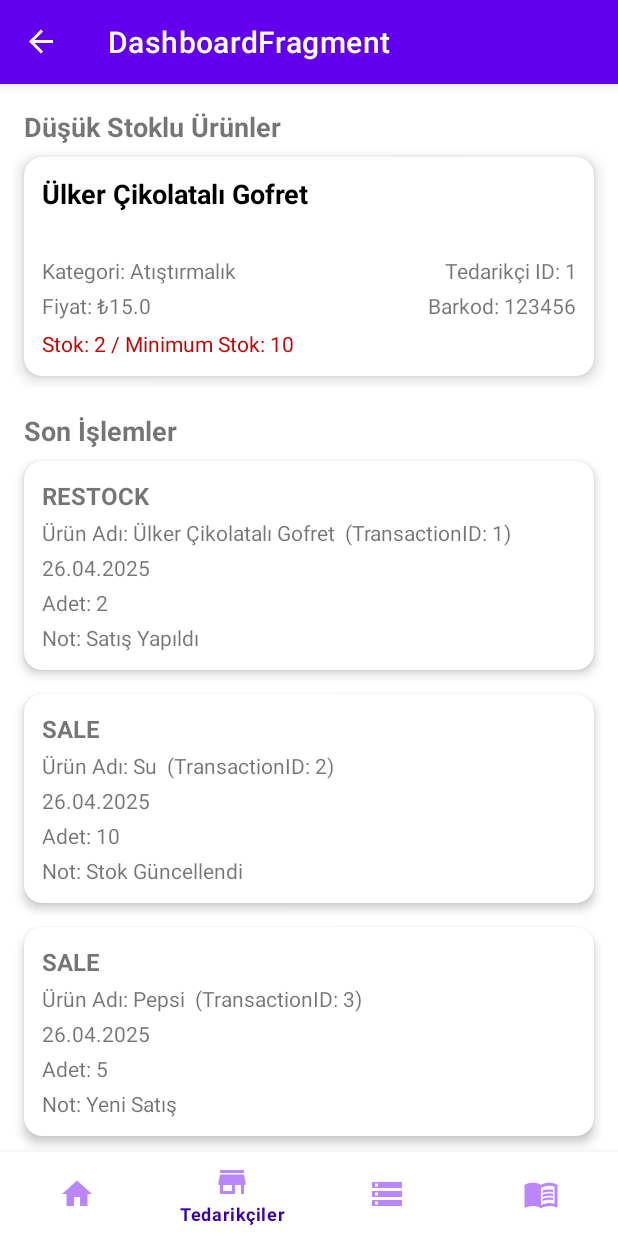
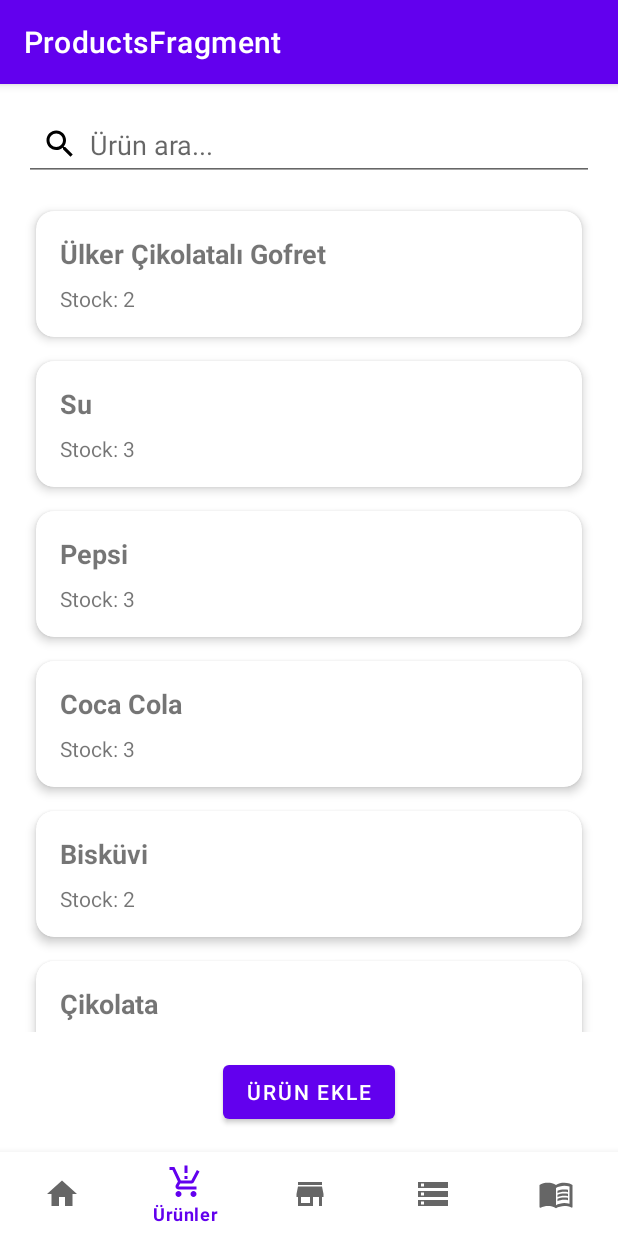
Before and after one commit to burakbasarann/Convenience_store_stock_management, an Android app: the DashboardFragment screen opened through its navigation route, item 2 of the bottom bar chosen, on a phone screen of 412 x 824 dp. Run offline under Robolectric (Android 15) with nearby library versions, the phone set to English and light mode, and no system bars; our stand-ins replace Dagger/Hilt's generated code, Room's generated code, navigation-ui.

Commit message:
Added ProductsFragment and review bottom navigation bar

```diff
--- a/app/src/main/java/com/basaran/casestudy/MainActivity.kt
+++ b/app/src/main/java/com/basaran/casestudy/MainActivity.kt
@@ -1,12 +1,15 @@
 package com.basaran.casestudy
 
 import android.os.Bundle
+import android.view.View
 import androidx.appcompat.app.AppCompatActivity
 import androidx.navigation.NavController
+import androidx.navigation.findNavController
 import androidx.navigation.fragment.NavHostFragment
 import androidx.navigation.ui.AppBarConfiguration
 import androidx.navigation.ui.navigateUp
 import androidx.navigation.ui.setupActionBarWithNavController
+import androidx.navigation.ui.setupWithNavController
 import com.basaran.casestudy.databinding.ActivityMainBinding
 import dagger.hilt.android.AndroidEntryPoint
 
@@ -24,15 +27,26 @@ class MainActivity : AppCompatActivity() {
 
         setSupportActionBar(binding.toolbar)
 
-        val navHostFragment = supportFragmentManager
-            .findFragmentById(R.id.nav_host_fragment) as NavHostFragment
+        val navHostFragment = supportFragmentManager.findFragmentById(R.id.nav_host_fragment) as NavHostFragment
         navController = navHostFragment.navController
 
-        appBarConfiguration = AppBarConfiguration(
-            setOf(R.id.loginFragment)
+        appBarConfiguration = AppBarConfiguration( //TODO
+            setOf(
+                R.id.dashboardFragment,
+                R.id.productsFragment,
+            )
         )
 
         setupActionBarWithNavController(navController, appBarConfiguration)
+        binding.bottomNavView.setupWithNavController(navController)
+
+        navController.addOnDestinationChangedListener { _, destination, _ ->
+            binding.bottomNavView.visibility = if (destination.id == R.id.loginFragment) {
+                View.GONE
+            } else {
+                View.VISIBLE
+            }
+        }
     }
 
     override fun onSupportNavigateUp(): Boolean {
--- /dev/null
+++ b/app/src/main/java/com/basaran/casestudy/repository/ProductRepository.kt
@@ -0,0 +1,24 @@
+package com.basaran.casestudy.repository
+
+import com.basaran.casestudy.data.model.Product
+import javax.inject.Inject
+
+class ProductRepository @Inject constructor() {   //TODO Tum mock datalar tasinabilir bir incelenecek, roomdb aktif kullanilacak
+
+    private val mockProducts = listOf(
+        Product(1, "Ülker Çikolatalı Gofret", "", 15.0, "Atıştırmalık", "123456", 1, 2, 10),
+        Product(2, "Su", "0.5L Doğal Su", 5.0, "İçecek", "654321", 2, 3, 10),
+        Product(3, "Pepsi", "0.33L Pepsi", 8.0, "İçecek", "111213", 2, 3, 10),
+        Product(4, "Coca Cola", "0.33L Coca Cola", 8.0, "İçecek", "141516", 2, 3, 10),
+        Product(5, "Bisküvi", "Yulaflı Bisküvi", 7.5, "Atıştırmalık", "789012", 1, 2, 10),
+        Product(6, "Çikolata", "Sütlü Çikolata", 12.0, "Tatlı", "192021", 1, 2, 10),
+        Product(7, "Elma", "Taze Elma", 4.0, "Meyve", "222324", 3, 4, 10),
+        Product(8, "Armut", "Taze Armut", 4.5, "Meyve", "252627", 3, 4, 10),
+        Product(9, "Kola", "0.5L Kola", 6.0, "İçecek", "282930", 2, 3, 10),
+        Product(10, "Ayran", "200ml Ayran", 3.0, "İçecek", "313233", 2, 3, 10)
+    )
+
+    fun getAllProducts(): List<Product> {
+        return mockProducts
+    }
+}
--- /dev/null
+++ b/app/src/main/java/com/basaran/casestudy/ui/adapter/ProductsAdapter.kt
@@ -0,0 +1,40 @@
+package com.basaran.casestudy.ui.adapter
+
+import android.view.LayoutInflater
+import android.view.ViewGroup
+import androidx.recyclerview.widget.DiffUtil
+import androidx.recyclerview.widget.ListAdapter
+import androidx.recyclerview.widget.RecyclerView
+import com.basaran.casestudy.data.model.Product
+import com.basaran.casestudy.databinding.ItemProductBinding
+
+class ProductsAdapter(
+    private val onItemClick: (Product) -> Unit
+) : ListAdapter<Product, ProductsAdapter.ProductViewHolder>(DiffCallback()) {
+
+    inner class ProductViewHolder(private val binding: ItemProductBinding) :
+        RecyclerView.ViewHolder(binding.root) {
+        fun bind(product: Product) {
+            binding.productNameTextView.text = product.name
+            binding.productStockTextView.text = "Stock: ${product.currentStock}"
+
+            binding.root.setOnClickListener {
+                onItemClick(product)
+            }
+        }
+    }
+
+    override fun onCreateViewHolder(parent: ViewGroup, viewType: Int): ProductViewHolder {
+        val binding = ItemProductBinding.inflate(LayoutInflater.from(parent.context), parent, false)
+        return ProductViewHolder(binding)
+    }
+
+    override fun onBindViewHolder(holder: ProductViewHolder, position: Int) {
+        holder.bind(getItem(position))
+    }
+
+    class DiffCallback : DiffUtil.ItemCallback<Product>() {
+        override fun areItemsTheSame(oldItem: Product, newItem: Product): Boolean = oldItem.id == newItem.id
+        override fun areContentsTheSame(oldItem: Product, newItem: Product): Boolean = oldItem == newItem
+    }
+}
--- a/app/src/main/java/com/basaran/casestudy/ui/dashboard/DashboardFragment.kt
+++ b/app/src/main/java/com/basaran/casestudy/ui/dashboard/DashboardFragment.kt
@@ -35,10 +35,9 @@ class DashboardFragment : Fragment() {
 
     override fun onViewCreated(view: View, savedInstanceState: Bundle?) {
         super.onViewCreated(view, savedInstanceState)
-
+        //TODO Maybe Item Detail
         setupRecyclerViews()
         observeViewModel()
-        setupBottomNavigation()
     }
 
     private fun setupRecyclerViews() {
@@ -59,12 +58,6 @@ class DashboardFragment : Fragment() {
         }
     }
 
-    private fun setupBottomNavigation() {
-        binding.bottomNavigationView.setOnItemSelectedListener { item ->
-             true
-        }
-    }
-
     override fun onDestroyView() {
         super.onDestroyView()
         _binding = null
--- /dev/null
+++ b/app/src/main/java/com/basaran/casestudy/ui/products/ProductsFragment.kt
@@ -0,0 +1,88 @@
+package com.basaran.casestudy.ui.products
+
+import android.os.Bundle
+import android.text.Editable
+import android.text.TextWatcher
+import androidx.fragment.app.Fragment
+import android.view.LayoutInflater
+import android.view.View
+import android.view.ViewGroup
+import androidx.fragment.app.viewModels
+import androidx.recyclerview.widget.LinearLayoutManager
+import com.basaran.casestudy.databinding.FragmentProductsBinding
+import com.basaran.casestudy.ui.adapter.ProductsAdapter
+import dagger.hilt.android.AndroidEntryPoint
+
+
+@AndroidEntryPoint
+class ProductsFragment : Fragment() {
+
+    private var _binding: FragmentProductsBinding? = null
+    private val binding get() = _binding!!
+
+    private val viewModel: ProductsViewModel by viewModels()
+
+    private lateinit var productsAdapter: ProductsAdapter
+
+    override fun onCreateView(
+        inflater: LayoutInflater, container: ViewGroup?,
+        savedInstanceState: Bundle?
+    ): View {
+        _binding = FragmentProductsBinding.inflate(inflater, container, false)
+        return binding.root
+    }
+
+    override fun onViewCreated(view: View, savedInstanceState: Bundle?) {
+        super.onViewCreated(view, savedInstanceState)
+
+        setupRecyclerView()
+        observeViewModel()
+        setupSearch()
+        setupAddProductButton()
+    }
+
+    private fun setupRecyclerView() {
+        binding.productsRecyclerView.layoutManager = LinearLayoutManager(requireContext())
+        productsAdapter = ProductsAdapter { product ->
+            navigateToProductDetail(product.id)
+        }
+        binding.productsRecyclerView.adapter = productsAdapter
+    }
+
+    private fun observeViewModel() {
+        viewModel.products.observe(viewLifecycleOwner) { products ->
+            productsAdapter.submitList(products)
+        }
+    }
+
+    private fun setupSearch() {
+        binding.searchEditText.addTextChangedListener(object : TextWatcher {
+            override fun beforeTextChanged(p0: CharSequence?, p1: Int, p2: Int, p3: Int) { //TODO Buraya Bak
+            }
+
+            override fun onTextChanged(p0: CharSequence?, p1: Int, p2: Int, p3: Int) { //TODO Buraya Bak
+            }
+
+            override fun afterTextChanged(editable: Editable?) {
+                viewModel.filterProducts(editable.toString())
+            }
+        })
+    }
+
+
+    private fun setupAddProductButton() {
+        binding.addProductButton.setOnClickListener {  //TODO Add Product
+      //      findNavController().navigate(R.id.action_productsFragment_to_addEditProductFragment)
+        }
+    }
+
+    private fun navigateToProductDetail(productId: Long) {  //TODO Product Detail
+     //   val action = ProductsFragmentDirections.actionProductsFragmentToProductDetailFragment(productId)
+     //   findNavController().navigate(action)
+    }
+
+    override fun onDestroyView() {
+        super.onDestroyView()
+        _binding = null
+    }
+}
--- /dev/null
+++ b/app/src/main/java/com/basaran/casestudy/ui/products/ProductsViewModel.kt
@@ -0,0 +1,43 @@
+package com.basaran.casestudy.ui.products
+
+import androidx.lifecycle.LiveData
+import androidx.lifecycle.MutableLiveData
+import androidx.lifecycle.ViewModel
+import androidx.lifecycle.viewModelScope
+import com.basaran.casestudy.data.model.Product
+import com.basaran.casestudy.repository.ProductRepository
+import dagger.hilt.android.lifecycle.HiltViewModel
+import kotlinx.coroutines.launch
+import javax.inject.Inject
+
+@HiltViewModel
+class ProductsViewModel @Inject constructor(
+    private val productRepository: ProductRepository
+) : ViewModel() {
+
+    private val _products = MutableLiveData<List<Product>>()
+    val products: LiveData<List<Product>> get() = _products
+
+    private var allProducts: List<Product> = emptyList()
+
+    init {
+        loadProducts()
+    }
+
+    private fun loadProducts() {
+        viewModelScope.launch {
+            allProducts = productRepository.getAllProducts()
+            _products.value = allProducts
+        }
+    }
+
+    fun filterProducts(query: String) {
+        _products.value = if (query.isEmpty()) {
+            allProducts
+        } else {
+            allProducts.filter {
+                it.name.contains(query, ignoreCase = true)
+            }
+        }
+    }
+}
--- /dev/null
+++ b/app/src/main/res/drawable/ic_search.xml
@@ -0,0 +1,5 @@
+<vector xmlns:android="http://schemas.android.com/apk/res/android" android:height="24dp" android:tint="#000000" android:viewportHeight="24" android:viewportWidth="24" android:width="24dp">
+
+    <path android:fillColor="@android:color/white" android:pathData="M15.5,14h-0.79l-0.28,-0.27C15.41,12.59 16,11.11 16,9.5 16,5.91 13.09,3 9.5,3S3,5.91 3,9.5 5.91,16 9.5,16c1.61,0 3.09,-0.59 4.23,-1.57l0.27,0.28v0.79l5,4.99L20.49,19l-4.99,-5zM9.5,14C7.01,14 5,11.99 5,9.5S7.01,5 9.5,5 14,7.01 14,9.5 11.99,14 9.5,14z"/>
+
+</vector>
--- a/app/src/main/res/layout/activity_main.xml
+++ b/app/src/main/res/layout/activity_main.xml
@@ -29,10 +29,20 @@
         android:layout_width="0dp"
         android:layout_height="0dp"
         app:defaultNavHost="true"
-        app:layout_constraintBottom_toBottomOf="parent"
+        app:layout_constraintBottom_toTopOf="@+id/bottom_nav_view"
         app:layout_constraintLeft_toLeftOf="parent"
         app:layout_constraintRight_toRightOf="parent"
         app:layout_constraintTop_toBottomOf="@id/appBarLayout"
         app:navGraph="@navigation/nav_graph" />
 
+    <com.google.android.material.bottomnavigation.BottomNavigationView
+        android:id="@+id/bottom_nav_view"
+        android:layout_width="0dp"
+        android:layout_height="wrap_content"
+        android:background="?android:attr/windowBackground"
+        app:layout_constraintBottom_toBottomOf="parent"
+        app:layout_constraintLeft_toLeftOf="parent"
+        app:layout_constraintRight_toRightOf="parent"
+        app:menu="@menu/bottom_nav_menu" />
+
 </androidx.constraintlayout.widget.ConstraintLayout>
--- a/app/src/main/res/layout/fragment_dashboard.xml
+++ b/app/src/main/res/layout/fragment_dashboard.xml
@@ -49,15 +49,4 @@
         app:layout_constraintTop_toBottomOf="@id/recentTransactionsTitle"
         app:layout_constraintStart_toStartOf="parent"
         app:layout_constraintEnd_toEndOf="parent"/>
-
-    <com.google.android.material.bottomnavigation.BottomNavigationView
-        android:id="@+id/bottomNavigationView"
-        android:layout_width="0dp"
-        android:layout_height="wrap_content"
-        app:menu="@menu/bottom_nav_menu"
-        app:itemIconTint="@color/purple_200"
-        app:itemTextColor="@color/purple_700"
-        app:layout_constraintBottom_toBottomOf="parent"
-        app:layout_constraintStart_toStartOf="parent"
-        app:layout_constraintEnd_toEndOf="parent" />
 </androidx.constraintlayout.widget.ConstraintLayout>
--- /dev/null
+++ b/app/src/main/res/layout/fragment_products.xml
@@ -0,0 +1,33 @@
+<?xml version="1.0" encoding="utf-8"?>
+<LinearLayout
+    xmlns:android="http://schemas.android.com/apk/res/android"
+    android:layout_width="match_parent"
+    android:layout_height="match_parent"
+    android:orientation="vertical"
+    android:padding="16dp">
+
+    <EditText
+        android:id="@+id/searchEditText"
+        android:layout_width="match_parent"
+        android:layout_height="wrap_content"
+        android:hint="Ürün ara..."
+        android:padding="12dp"
+        android:drawableStart="@drawable/ic_search"
+        android:drawablePadding="8dp"/>
+
+    <androidx.recyclerview.widget.RecyclerView
+        android:id="@+id/productsRecyclerView"
+        android:layout_width="match_parent"
+        android:layout_height="0dp"
+        android:layout_weight="1"
+        android:layout_marginTop="12dp"/>
+
+    <Button
+        android:id="@+id/addProductButton"
+        android:layout_width="wrap_content"
+        android:layout_height="wrap_content"
+        android:text="Ürün Ekle"
+        android:layout_gravity="center"
+        android:layout_marginTop="16dp"/>
+
+</LinearLayout>
--- /dev/null
+++ b/app/src/main/res/layout/item_product.xml
@@ -0,0 +1,34 @@
+<?xml version="1.0" encoding="utf-8"?>
+<androidx.cardview.widget.CardView
+    xmlns:android="http://schemas.android.com/apk/res/android"
+    xmlns:app="http://schemas.android.com/apk/res-auto"
+    android:layout_width="match_parent"
+    android:layout_height="wrap_content"
+    android:layout_margin="8dp"
+    app:cardElevation="4dp"
+    app:cardCornerRadius="12dp">
+
+    <LinearLayout
+        android:layout_width="match_parent"
+        android:layout_height="wrap_content"
+        android:orientation="vertical"
+        android:padding="16dp">
+
+        <TextView
+            android:id="@+id/productNameTextView"
+            android:layout_width="wrap_content"
+            android:layout_height="wrap_content"
+            android:text="Ürün İsmi"
+            android:textSize="18sp"
+            android:textStyle="bold"/>
+
+        <TextView
+            android:id="@+id/productStockTextView"
+            android:layout_width="wrap_content"
+            android:layout_height="wrap_content"
+            android:text="Stok: 0"
+            android:layout_marginTop="8dp"/>
+
+    </LinearLayout>
+
+</androidx.cardview.widget.CardView>
--- a/app/src/main/res/menu/bottom_nav_menu.xml
+++ b/app/src/main/res/menu/bottom_nav_menu.xml
@@ -1,8 +1,12 @@
 <menu xmlns:android="http://schemas.android.com/apk/res/android">
     <item
-        android:id="@+id/nav_products"
+        android:id="@+id/dashboardFragment"
         android:icon="@drawable/ic_home"
-        android:title="AnaSayfa" />
+        android:title="Anasayfa" />
+    <item
+        android:id="@+id/productsFragment"
+        android:icon="@drawable/ic_products"
+        android:title="Ürünler" />
     <item
         android:id="@+id/nav_suppliers"
         android:icon="@drawable/ic_suppliers"
--- a/app/src/main/res/navigation/nav_graph.xml
+++ b/app/src/main/res/navigation/nav_graph.xml
@@ -19,4 +19,9 @@
         android:id="@+id/dashboardFragment"
         android:name="com.basaran.casestudy.ui.dashboard.DashboardFragment"
         android:label="DashboardFragment" />
+
+    <fragment
+        android:id="@+id/productsFragment"
+        android:name="com.basaran.casestudy.ui.products.ProductsFragment"
+        android:label="ProductsFragment" />
 </navigation>
```
